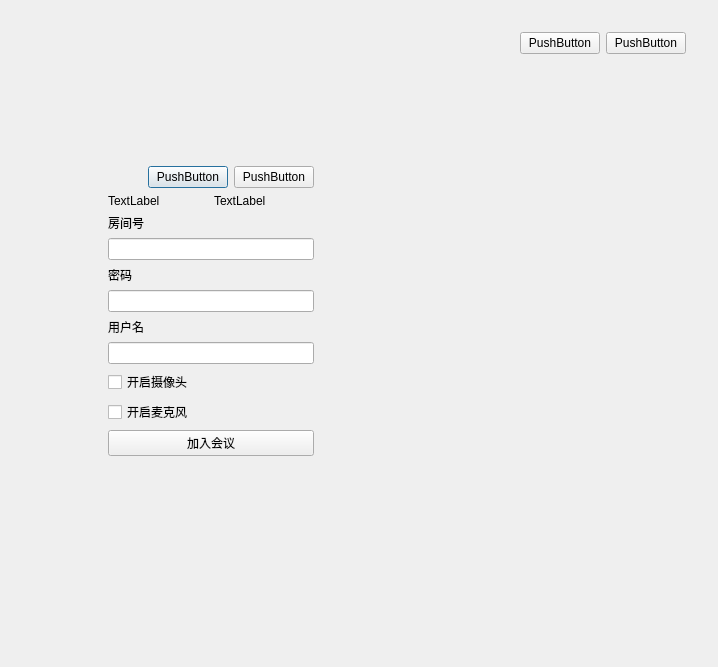
Old version of the form videoConferencing/videoConferencing/CLoginDlg.ui in the repository Yuruiuu/Videoconferencing.
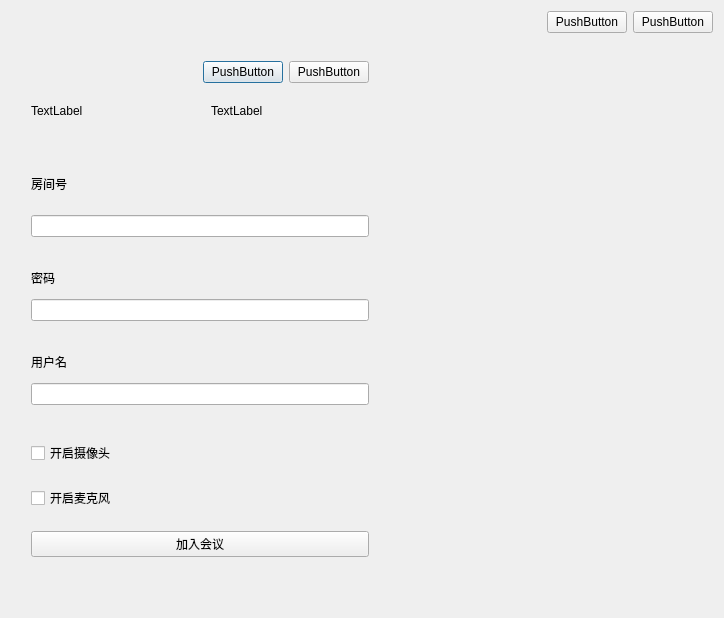
New version of the form.

```diff
--- a/videoConferencing/videoConferencing/CLoginDlg.ui
+++ b/videoConferencing/videoConferencing/CLoginDlg.ui
@@ -6,25 +6,28 @@
    <rect>
     <x>0</x>
     <y>0</y>
-    <width>718</width>
-    <height>667</height>
+    <width>724</width>
+    <height>618</height>
    </rect>
   </property>
   <property name="windowTitle">
    <string>CLoginDlg</string>
   </property>
-  <widget class="QWidget" name="">
-   <property name="geometry">
-    <rect>
-     <x>0</x>
-     <y>10</y>
-     <width>708</width>
-     <height>602</height>
-    </rect>
-   </property>
    <layout class="QHBoxLayout" name="horizontalLayout">
+   <property name="leftMargin">
+    <number>0</number>
+   </property>
+   <property name="topMargin">
+    <number>0</number>
+   </property>
+   <property name="rightMargin">
+    <number>0</number>
+   </property>
+   <property name="bottomMargin">
+    <number>0</number>
+   </property>
     <item>
-     <widget class="QWidget" name="widget" native="true">
+    <widget class="QWidget" name="widget_left" native="true">
       <property name="minimumSize">
        <size>
         <width>400</width>
@@ -37,10 +40,13 @@
          <property name="orientation">
           <enum>Qt::Vertical</enum>
          </property>
+        <property name="sizeType">
+         <enum>QSizePolicy::Fixed</enum>
+        </property>
          <property name="sizeHint" stdset="0">
           <size>
            <width>20</width>
-           <height>157</height>
+          <height>50</height>
           </size>
          </property>
         </spacer>
@@ -52,9 +58,12 @@
            <property name="orientation">
             <enum>Qt::Horizontal</enum>
            </property>
+          <property name="sizeType">
+           <enum>QSizePolicy::Fixed</enum>
+          </property>
            <property name="sizeHint" stdset="0">
             <size>
-             <width>40</width>
+            <width>20</width>
              <height>20</height>
             </size>
            </property>
@@ -102,6 +111,22 @@
                </property>
               </widget>
              </item>
+            <item>
+             <spacer name="horizontalSpacer_5">
+              <property name="orientation">
+               <enum>Qt::Horizontal</enum>
+              </property>
+              <property name="sizeType">
+               <enum>QSizePolicy::Fixed</enum>
+              </property>
+              <property name="sizeHint" stdset="0">
+               <size>
+                <width>15</width>
+                <height>20</height>
+               </size>
+              </property>
+             </spacer>
+            </item>
              <item>
               <widget class="QLabel" name="label_name">
                <property name="text">
@@ -111,18 +136,90 @@
              </item>
             </layout>
            </item>
+          <item>
+           <spacer name="verticalSpacer_7">
+            <property name="orientation">
+             <enum>Qt::Vertical</enum>
+            </property>
+            <property name="sizeType">
+             <enum>QSizePolicy::Fixed</enum>
+            </property>
+            <property name="sizeHint" stdset="0">
+             <size>
+              <width>20</width>
+              <height>30</height>
+             </size>
+            </property>
+           </spacer>
+          </item>
            <item>
             <widget class="QLabel" name="label_3">
+            <property name="minimumSize">
+             <size>
+              <width>0</width>
+              <height>30</height>
+             </size>
+            </property>
+            <property name="maximumSize">
+             <size>
+              <width>16777215</width>
+              <height>30</height>
+             </size>
+            </property>
              <property name="text">
               <string>房间号</string>
              </property>
             </widget>
            </item>
+          <item>
+           <spacer name="verticalSpacer_4">
+            <property name="orientation">
+             <enum>Qt::Vertical</enum>
+            </property>
+            <property name="sizeType">
+             <enum>QSizePolicy::Fixed</enum>
+            </property>
+            <property name="sizeHint" stdset="0">
+             <size>
+              <width>20</width>
+              <height>10</height>
+             </size>
+            </property>
+           </spacer>
+          </item>
            <item>
             <widget class="QLineEdit" name="lineEdit_roomId"/>
            </item>
+          <item>
+           <spacer name="verticalSpacer_5">
+            <property name="orientation">
+             <enum>Qt::Vertical</enum>
+            </property>
+            <property name="sizeType">
+             <enum>QSizePolicy::Fixed</enum>
+            </property>
+            <property name="sizeHint" stdset="0">
+             <size>
+              <width>20</width>
+              <height>20</height>
+             </size>
+            </property>
+           </spacer>
+          </item>
            <item>
             <widget class="QLabel" name="label_4">
+            <property name="minimumSize">
+             <size>
+              <width>0</width>
+              <height>30</height>
+             </size>
+            </property>
+            <property name="maximumSize">
+             <size>
+              <width>16777215</width>
+              <height>30</height>
+             </size>
+            </property>
              <property name="text">
               <string>密码</string>
              </property>
@@ -131,8 +228,36 @@
            <item>
             <widget class="QLineEdit" name="lineEdit_pwd"/>
            </item>
+          <item>
+           <spacer name="verticalSpacer_8">
+            <property name="orientation">
+             <enum>Qt::Vertical</enum>
+            </property>
+            <property name="sizeType">
+             <enum>QSizePolicy::Fixed</enum>
+            </property>
+            <property name="sizeHint" stdset="0">
+             <size>
+              <width>20</width>
+              <height>20</height>
+             </size>
+            </property>
+           </spacer>
+          </item>
            <item>
             <widget class="QLabel" name="label_5">
+            <property name="minimumSize">
+             <size>
+              <width>0</width>
+              <height>30</height>
+             </size>
+            </property>
+            <property name="maximumSize">
+             <size>
+              <width>16777215</width>
+              <height>30</height>
+             </size>
+            </property>
              <property name="text">
               <string>用户名</string>
              </property>
@@ -141,6 +266,22 @@
            <item>
             <widget class="QLineEdit" name="lineEdit_userName"/>
            </item>
+          <item>
+           <spacer name="verticalSpacer_9">
+            <property name="orientation">
+             <enum>Qt::Vertical</enum>
+            </property>
+            <property name="sizeType">
+             <enum>QSizePolicy::Fixed</enum>
+            </property>
+            <property name="sizeHint" stdset="0">
+             <size>
+              <width>20</width>
+              <height>30</height>
+             </size>
+            </property>
+           </spacer>
+          </item>
            <item>
             <widget class="QCheckBox" name="checkBox">
              <property name="text">
@@ -148,6 +289,22 @@
              </property>
             </widget>
            </item>
+          <item>
+           <spacer name="verticalSpacer_10">
+            <property name="orientation">
+             <enum>Qt::Vertical</enum>
+            </property>
+            <property name="sizeType">
+             <enum>QSizePolicy::Fixed</enum>
+            </property>
+            <property name="sizeHint" stdset="0">
+             <size>
+              <width>20</width>
+              <height>15</height>
+             </size>
+            </property>
+           </spacer>
+          </item>
            <item>
             <widget class="QCheckBox" name="checkBox_2">
              <property name="text">
@@ -155,6 +312,22 @@
              </property>
             </widget>
            </item>
+          <item>
+           <spacer name="verticalSpacer_6">
+            <property name="orientation">
+             <enum>Qt::Vertical</enum>
+            </property>
+            <property name="sizeType">
+             <enum>QSizePolicy::Fixed</enum>
+            </property>
+            <property name="sizeHint" stdset="0">
+             <size>
+              <width>20</width>
+              <height>15</height>
+             </size>
+            </property>
+           </spacer>
+          </item>
            <item>
             <widget class="QPushButton" name="btnJoin">
              <property name="text">
@@ -169,9 +342,12 @@
            <property name="orientation">
             <enum>Qt::Horizontal</enum>
            </property>
+          <property name="sizeType">
+           <enum>QSizePolicy::Fixed</enum>
+          </property>
            <property name="sizeHint" stdset="0">
             <size>
-             <width>40</width>
+            <width>20</width>
              <height>20</height>
             </size>
            </property>
@@ -184,10 +360,13 @@
          <property name="orientation">
           <enum>Qt::Vertical</enum>
          </property>
+        <property name="sizeType">
+         <enum>QSizePolicy::Fixed</enum>
+        </property>
          <property name="sizeHint" stdset="0">
           <size>
            <width>20</width>
-           <height>156</height>
+          <height>50</height>
           </size>
          </property>
         </spacer>
@@ -196,7 +375,7 @@
      </widget>
     </item>
     <item>
-     <widget class="QWidget" name="widget_2" native="true">
+    <widget class="QWidget" name="widget_right" native="true">
       <property name="minimumSize">
        <size>
         <width>300</width>
@@ -259,7 +438,6 @@
     </item>
    </layout>
   </widget>
- </widget>
  <layoutdefault spacing="6" margin="11"/>
  <resources>
   <include location="CLoginDlg.qrc"/>
```
Left out of the diff: 2 changed lines with no effect on the pictures. Lines whose indentation alone changed are shown as unchanged.
